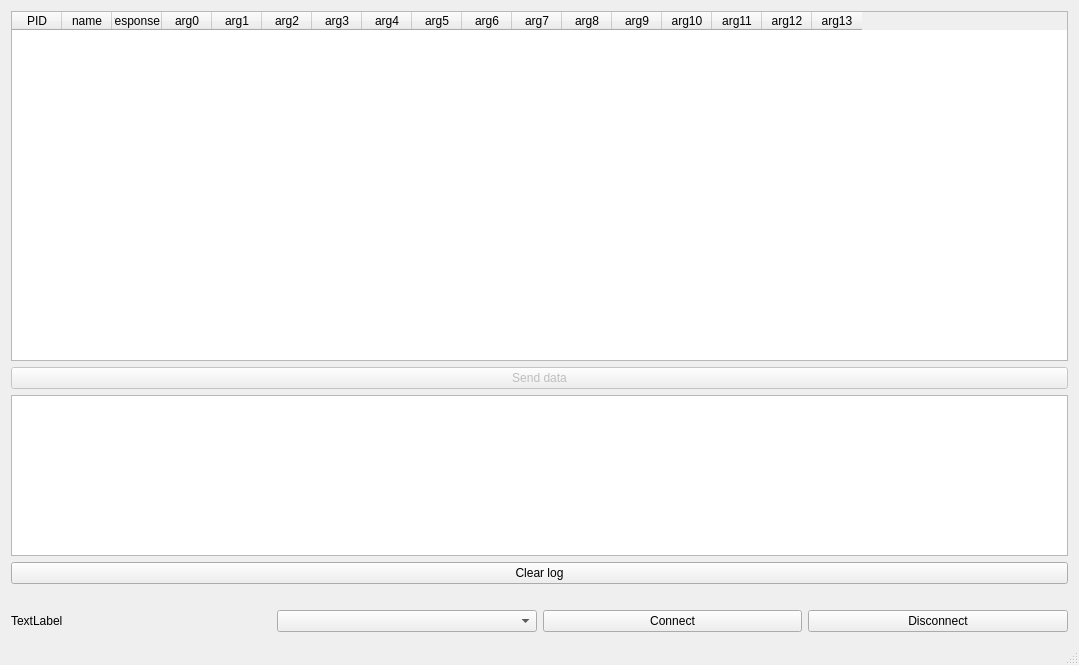
This is mainwindow.ui in rezy91/TestBoard785 as Qt 5 draws it before an edit. The edited form follows.
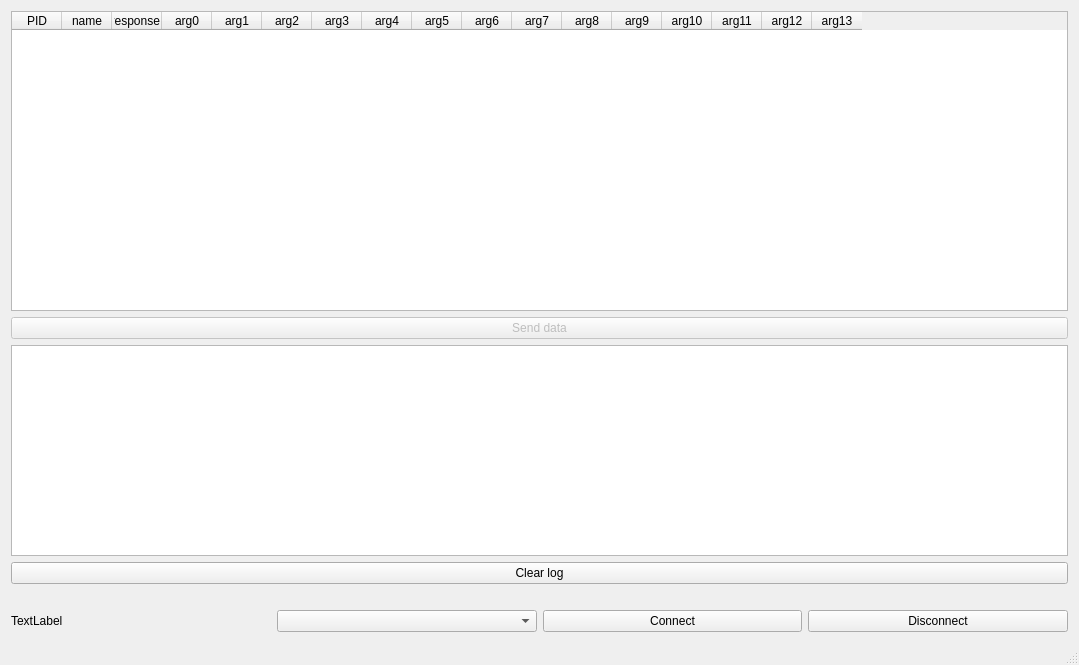
This is the edited form.

```diff
--- a/mainwindow.ui
+++ b/mainwindow.ui
@@ -22,7 +22,7 @@
         <property name="minimumSize">
          <size>
           <width>0</width>
-          <height>350</height>
+          <height>300</height>
          </size>
         </property>
         <property name="selectionMode">
```
